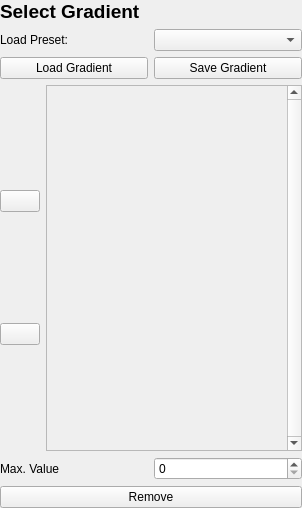
The window that ui/GradientMenu.ui (QlowB/Almond) describes before a commit, drawn with Qt 5.
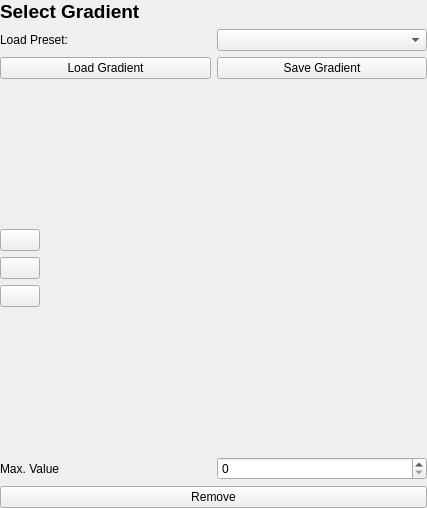
The same window after the commit. Icons and pictures are not drawn. Custom widgets are drawn as their Qt base class.

Commit message: gradient editor now zoomable

Diff of the .ui file:
```diff
--- a/ui/GradientMenu.ui
+++ b/ui/GradientMenu.ui
@@ -6,7 +6,7 @@
    <rect>
     <x>0</x>
     <y>0</y>
-    <width>302</width>
+    <width>427</width>
     <height>508</height>
    </rect>
   </property>
@@ -73,12 +73,17 @@
      <item>
       <layout class="QVBoxLayout" name="verticalLayout_2">
        <item>
-        <widget class="QPushButton" name="zoomOutBtn">
-         <property name="icon">
-          <iconset resource="../resources/Almond.qrc">
-           <normaloff>:/icons/zoom_out</normaloff>:/icons/zoom_out</iconset>
+        <spacer name="verticalSpacer">
+         <property name="orientation">
+          <enum>Qt::Vertical</enum>
          </property>
-        </widget>
+         <property name="sizeHint" stdset="0">
+          <size>
+           <width>20</width>
+           <height>40</height>
+          </size>
+         </property>
+        </spacer>
        </item>
        <item>
         <widget class="QPushButton" name="zoomInBtn">
@@ -86,17 +91,64 @@
           <iconset resource="../resources/Almond.qrc">
            <normaloff>:/icons/zoom_in</normaloff>:/icons/zoom_in</iconset>
          </property>
+         <property name="iconSize">
+          <size>
+           <width>32</width>
+           <height>32</height>
+          </size>
+         </property>
         </widget>
        </item>
+       <item>
+        <widget class="QPushButton" name="zoomResetBtn">
+         <property name="icon">
+          <iconset resource="../resources/Almond.qrc">
+           <normaloff>:/icons/zoom_zero</normaloff>:/icons/zoom_zero</iconset>
+         </property>
+         <property name="iconSize">
+          <size>
+           <width>32</width>
+           <height>32</height>
+          </size>
+         </property>
+        </widget>
+       </item>
+       <item>
+        <widget class="QPushButton" name="zoomOutBtn">
+         <property name="icon">
+          <iconset resource="../resources/Almond.qrc">
+           <normaloff>:/icons/zoom_out</normaloff>:/icons/zoom_out</iconset>
+         </property>
+         <property name="iconSize">
+          <size>
+           <width>32</width>
+           <height>32</height>
+          </size>
+         </property>
+        </widget>
+       </item>
+       <item>
+        <spacer name="verticalSpacer_2">
+         <property name="orientation">
+          <enum>Qt::Vertical</enum>
+         </property>
+         <property name="sizeHint" stdset="0">
+          <size>
+           <width>20</width>
+           <height>40</height>
+          </size>
+         </property>
+        </spacer>
+       </item>
       </layout>
      </item>
      <item>
       <widget class="QScrollArea" name="scrollArea">
-       <property name="verticalScrollBarPolicy">
-        <enum>Qt::ScrollBarAlwaysOn</enum>
+       <property name="frameShape">
+        <enum>QFrame::NoFrame</enum>
        </property>
-       <property name="sizeAdjustPolicy">
-        <enum>QAbstractScrollArea::AdjustToContents</enum>
+       <property name="lineWidth">
+        <number>0</number>
        </property>
        <property name="widgetResizable">
         <bool>true</bool>
@@ -106,26 +158,13 @@
          <rect>
           <x>0</x>
           <y>0</y>
-          <width>245</width>
-          <height>359</height>
+          <width>361</width>
+          <height>213</height>
          </rect>
         </property>
-        <layout class="QVBoxLayout" name="verticalLayout_3">
-         <item>
-          <widget class="GradientWidget" name="gradientWidget" native="true">
-           <property name="sizePolicy">
-            <sizepolicy hsizetype="MinimumExpanding" vsizetype="Preferred">
-             <horstretch>0</horstretch>
-             <verstretch>0</verstretch>
-            </sizepolicy>
-           </property>
-           <property name="minimumSize">
-            <size>
-             <width>0</width>
-             <height>300</height>
-            </size>
-           </property>
-          </widget>
+        <layout class="QGridLayout" name="gridLayout_2">
+         <item row="0" column="0">
+          <widget class="GradientWidget" name="gradientWidget" native="true"/>
          </item>
         </layout>
        </widget>
```
The commit also changes 7 other files.
